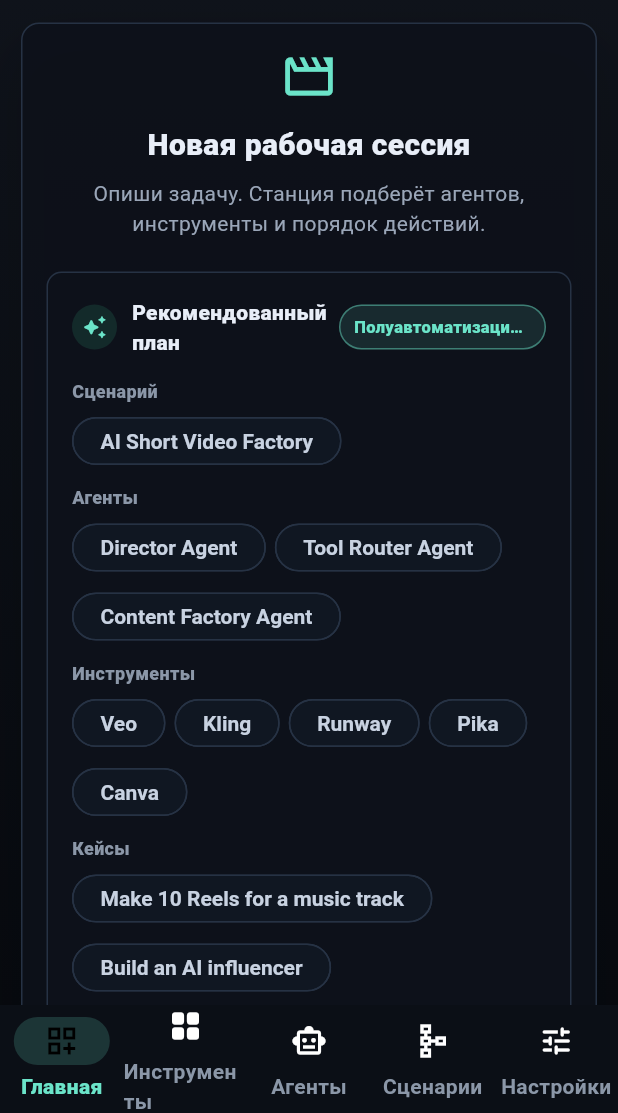
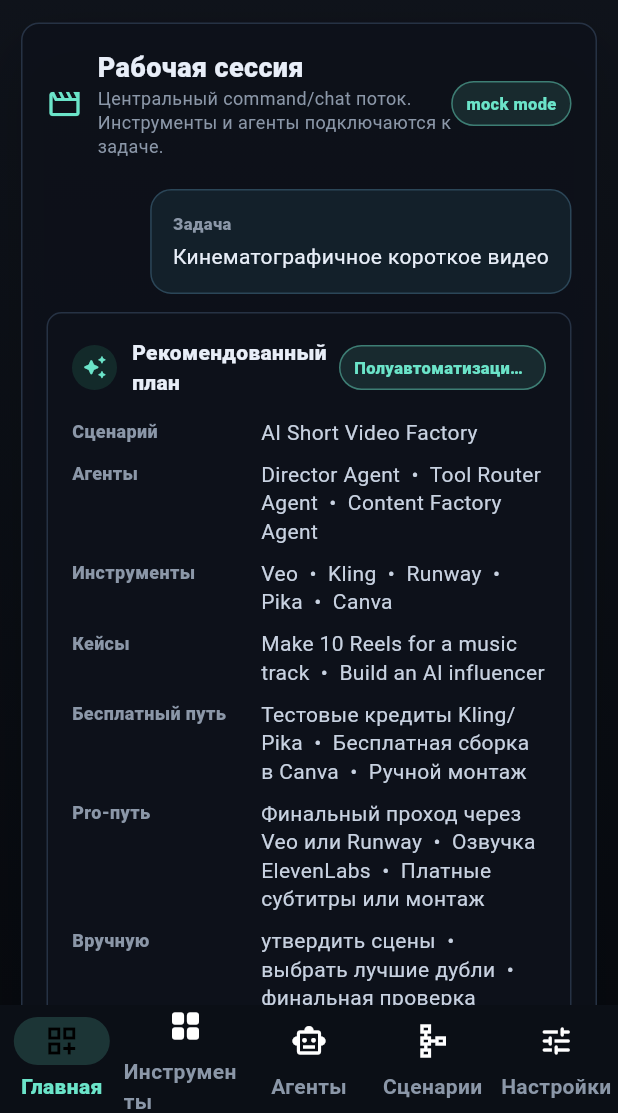
Before and after one commit to Ver-Dikt/ai_operator-os, a Flutter app: the screen it shows after launch, on a phone screen of 412 x 824 dp, the part 123-1236 px from its top. Run offline on Flutter 3.47's test engine with Material 3 defaults, Android fonts, the phone set to English and light mode, and no system bars; our stand-ins replace shared_preferences; Roboto replaces fonts that are missing (Segoe UI).

Commit message:
Refine command center chat workstation flow

```diff
--- a/lib/src/screens/command_center_screen.dart
+++ b/lib/src/screens/command_center_screen.dart
@@ -453,30 +453,96 @@ class _CommandThread extends StatelessWidget {
         crossAxisAlignment: CrossAxisAlignment.start,
         mainAxisSize: MainAxisSize.min,
         children: [
-          Center(
+          Row(
+            children: [
+              Icon(mode.icon, color: const Color(0xFF6BE4C9), size: 24),
+              const SizedBox(width: 10),
+              const Expanded(
                 child: Column(
+                  crossAxisAlignment: CrossAxisAlignment.start,
                   children: [
-                Icon(mode.icon, color: const Color(0xFF6BE4C9), size: 38),
-                const SizedBox(height: 12),
-                const Text(
-                  'Новая рабочая сессия',
-                  style: TextStyle(fontWeight: FontWeight.w900, fontSize: 20),
+                    Text(
+                      'Рабочая сессия',
+                      style: TextStyle(
+                        fontWeight: FontWeight.w900,
+                        fontSize: 18,
                       ),
-                const SizedBox(height: 8),
-                const Text(
-                  'Опиши задачу. Станция подберёт агентов, инструменты и порядок действий.',
-                  textAlign: TextAlign.center,
-                  style: TextStyle(color: Color(0xFF9AA6B8), height: 1.45),
+                    ),
+                    Text(
+                      'Центральный command/chat поток. Инструменты и агенты подключаются к задаче.',
+                      style: TextStyle(
+                        color: Color(0xFF8B97A8),
+                        fontSize: 12,
+                        height: 1.35,
+                      ),
                     ),
                   ],
                 ),
               ),
-          const SizedBox(height: 22),
+              const StatusBadge(label: 'mock mode'),
+            ],
+          ),
+          const SizedBox(height: 20),
+          Align(
+            alignment: Alignment.centerRight,
+            child: _MessageBubble(
+              alignRight: true,
+              label: 'Задача',
+              text: recommendation.task,
+            ),
+          ),
+          const SizedBox(height: 12),
           _AssistantPlan(
             recommendation: recommendation,
             onNavigate: onNavigate,
           ),
         ],
+      ),
+    );
+  }
+}
+
+class _MessageBubble extends StatelessWidget {
+  const _MessageBubble({
+    required this.label,
+    required this.text,
+    this.alignRight = false,
+  });
+
+  final String label;
+  final String text;
+  final bool alignRight;
+
+  @override
+  Widget build(BuildContext context) {
+    return ConstrainedBox(
+      constraints: const BoxConstraints(maxWidth: 560),
+      child: Container(
+        padding: const EdgeInsets.all(14),
+        decoration: BoxDecoration(
+          color: alignRight ? const Color(0xFF13202A) : const Color(0xFF0D111A),
+          border: Border.all(
+            color: alignRight
+                ? const Color(0xFF2B4658)
+                : const Color(0xFF263244),
+          ),
+          borderRadius: BorderRadius.circular(14),
+        ),
+        child: Column(
+          crossAxisAlignment: CrossAxisAlignment.start,
+          children: [
+            Text(
+              label,
+              style: const TextStyle(
+                color: Color(0xFF8B97A8),
+                fontSize: 11,
+                fontWeight: FontWeight.w900,
+              ),
+            ),
+            const SizedBox(height: 5),
+            Text(text, style: const TextStyle(height: 1.35)),
+          ],
+        ),
       ),
     );
   }
@@ -820,10 +886,12 @@ class _PlanLine extends StatelessWidget {
     if (items.isEmpty) return const SizedBox.shrink();
     return Padding(
       padding: const EdgeInsets.only(bottom: 9),
-      child: Column(
+      child: Row(
         crossAxisAlignment: CrossAxisAlignment.start,
         children: [
-          Text(
+          SizedBox(
+            width: 118,
+            child: Text(
               title,
               style: const TextStyle(
                 color: Color(0xFF8B97A8),
@@ -831,14 +899,13 @@ class _PlanLine extends StatelessWidget {
                 fontSize: 12,
               ),
             ),
-          const SizedBox(height: 5),
-          Wrap(
-            spacing: 6,
-            runSpacing: 6,
-            children: [
-              for (final item in items.take(5))
-                Chip(label: Text(item), visualDensity: VisualDensity.compact),
-            ],
+          ),
+          const SizedBox(width: 8),
+          Expanded(
+            child: Text(
+              items.take(5).join('  •  '),
+              style: const TextStyle(color: Color(0xFFC8D2E1), height: 1.35),
+            ),
           ),
         ],
       ),
```
Lines whose indentation alone changed are shown as unchanged.
